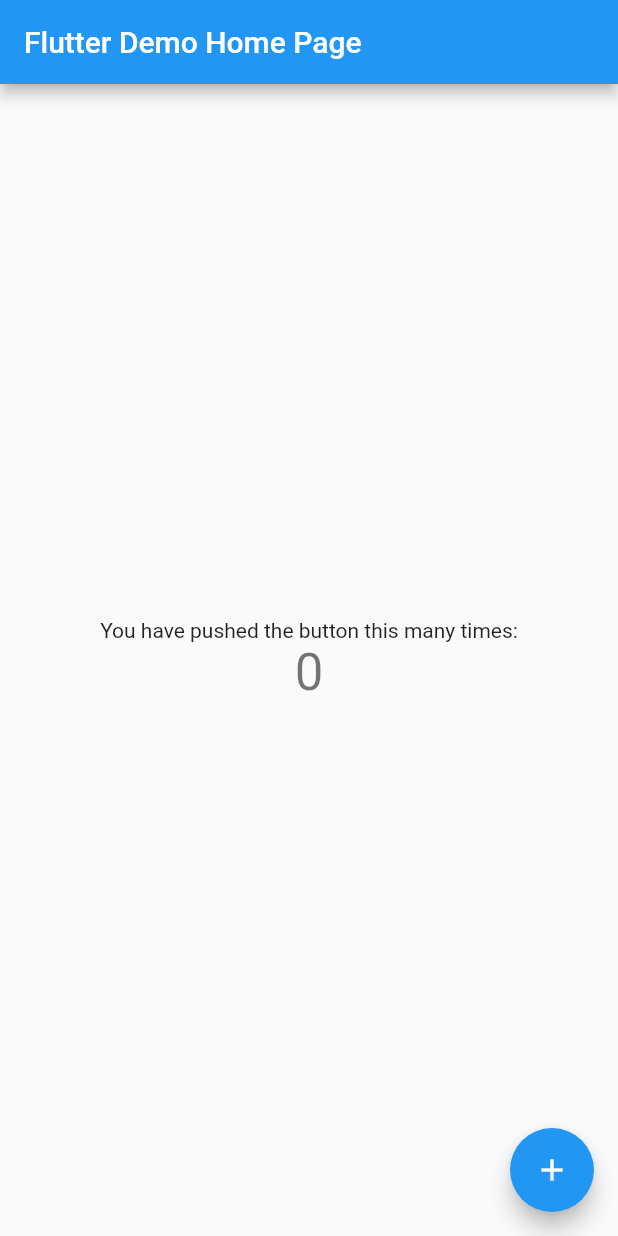
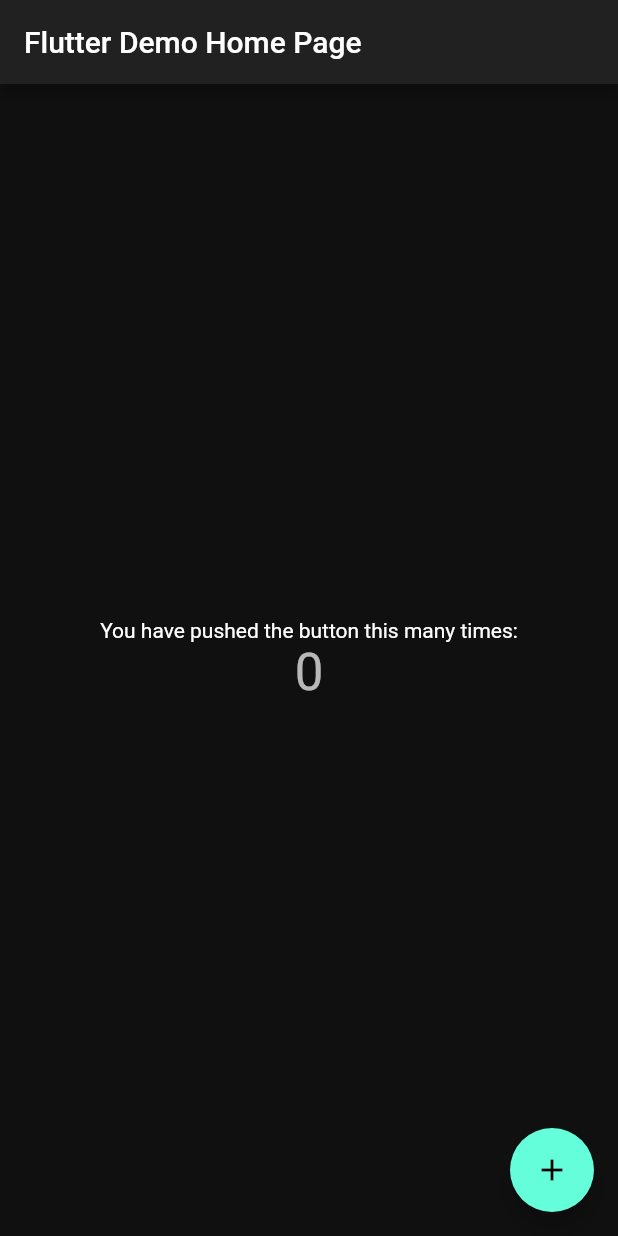
Before and after one commit to emuroiwa/covid19App, a Flutter app: the screen it shows after launch, on a phone screen of 412 x 824 dp. Run offline on Flutter 3.47's test engine with Material 2 defaults, Android fonts, the phone set to English and light mode, and no system bars.

```diff
--- a/lib/main.dart
+++ b/lib/main.dart
@@ -1,6 +1,8 @@
+import 'package:covid19_zim/app/repositories/data_repository.dart';
 import 'package:covid19_zim/app/services/api.dart';
 import 'package:covid19_zim/app/services/api_service.dart';
 import 'package:flutter/material.dart';
+import 'package:provider/provider.dart';
 
 void main() {
   runApp(MyApp());
@@ -10,25 +12,16 @@ class MyApp extends StatelessWidget {
   // This widget is the root of your application.
   @override
   Widget build(BuildContext context) {
-    return MaterialApp(
-      title: 'Flutter Demo',
-      theme: ThemeData(
-        // This is the theme of your application.
-        //
-        // Try running your application with "flutter run". You'll see the
-        // application has a blue toolbar. Then, without quitting the app, try
-        // changing the primarySwatch below to Colors.green and then invoke
-        // "hot reload" (press "r" in the console where you ran "flutter run",
-        // or simply save your changes to "hot reload" in a Flutter IDE).
-        // Notice that the counter didn't reset back to zero; the application
-        // is not restarted.
-        primarySwatch: Colors.blue,
-        // This makes the visual density adapt to the platform that you run
-        // the app on. For desktop platforms, the controls will be smaller and
-        // closer together (more dense) than on mobile platforms.
-        visualDensity: VisualDensity.adaptivePlatformDensity,
+    return Provider<DataRepository>(
+      create: (_) => DataRepository(apiService: APIService(API.sandbox())),
+      child: MaterialApp(
+        debugShowCheckedModeBanner: false,
+        title: 'Flutter Demo',
+        theme: ThemeData.dark().copyWith(
+            scaffoldBackgroundColor: Color(0xFF101010),
+            cardColor: Color(0xFF222222)),
+        home: MyHomePage(title: 'Flutter Demo Home Page'),
       ),
-      home: MyHomePage(title: 'Flutter Demo Home Page'),
     );
   }
 }
--- a/pubspec.yaml
+++ b/pubspec.yaml
@@ -23,6 +23,7 @@ environment:
 dependencies:
   flutter:
     sdk: flutter
+  provider: ^4.3.1
 
   # The following adds the Cupertino Icons font to your application.
   # Use with the CupertinoIcons class for iOS style icons.
```
Also changed, not shown: pubspec.lock.
